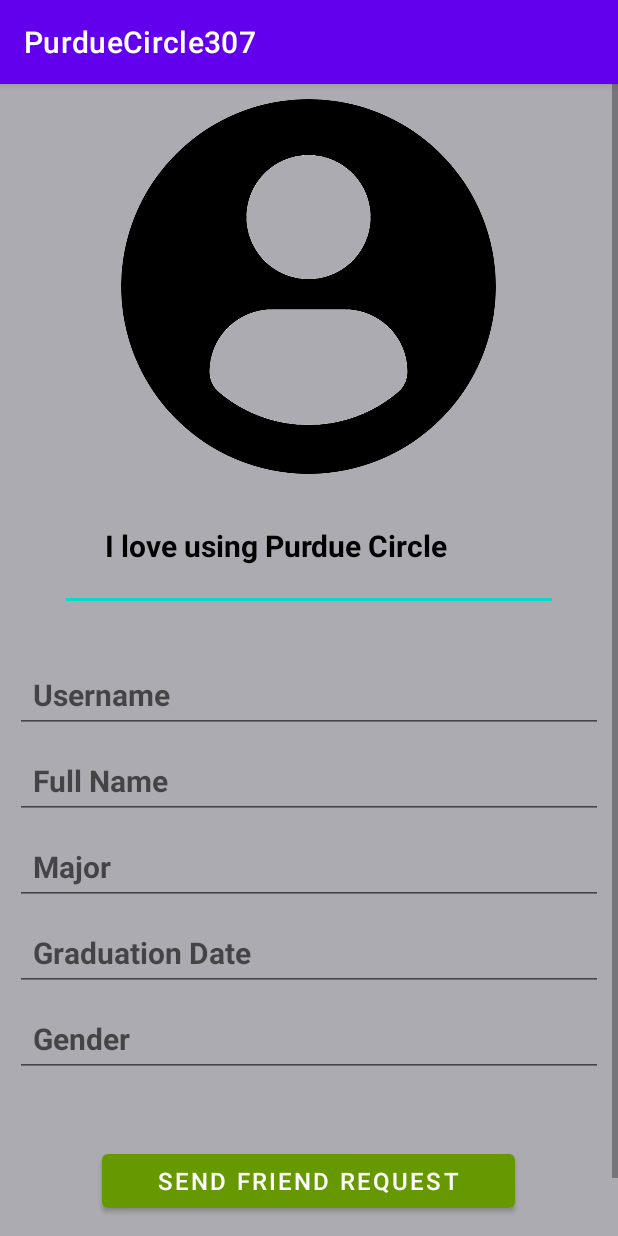
After one commit to aayuneema/PurdueCircle307, an Android app: the PersonProfileActivity screen opened directly, with no data from a screen before it, on a phone screen of 412 x 824 dp. The commit adds this screen. Run offline under Robolectric (Android 15) with nearby library versions, the phone set to English and light mode, and no system bars; our stand-ins replace CircleImageView, Firebase (no records; nobody signed in at launch, a user with empty details on screens opened directly); 1 statement that could not run was skipped.

Commit message:
created UI for friend requests and added basic visibility rules

```diff
--- a/app/src/main/AndroidManifest.xml
+++ b/app/src/main/AndroidManifest.xml
@@ -11,6 +11,9 @@
         android:roundIcon="@mipmap/ic_launcher_round"
         android:supportsRtl="true"
         android:theme="@style/Theme.PurdueCircle307">
+        <activity
+            android:name=".PersonProfileActivity"
+            android:exported="false" />
         <activity
             android:name=".CommentsActivity"
             android:exported="false" />
--- a/app/src/main/java/com/example/purduecircle307/FindFriendsActivity.java
+++ b/app/src/main/java/com/example/purduecircle307/FindFriendsActivity.java
@@ -5,7 +5,9 @@ import androidx.appcompat.app.AppCompatActivity;
 import androidx.recyclerview.widget.LinearLayoutManager;
 import androidx.recyclerview.widget.RecyclerView;
 
+import android.annotation.SuppressLint;
 import android.content.Context;
+import android.content.Intent;
 import android.os.Bundle;
 import android.view.LayoutInflater;
 import android.view.View;
@@ -74,11 +76,21 @@ public class FindFriendsActivity extends AppCompatActivity {
         FirebaseRecyclerAdapter<FindFriends, FindFriendsViewHolder> firebaseRecyclerAdapter =
                 new FirebaseRecyclerAdapter<FindFriends, FindFriendsViewHolder>(options) {
             @Override
-            protected void onBindViewHolder(@NonNull FindFriendsViewHolder holder, int position, @NonNull FindFriends model) {
+            protected void onBindViewHolder(@NonNull FindFriendsViewHolder holder, @SuppressLint("RecyclerView") int position, @NonNull FindFriends model) {
                 holder.userName.setText("@" + model.getUsername());
                 holder.bio.setText(model.getBio());
-                holder.setProfileImage(getApplicationContext(), model.getProfileImage());
                 Picasso.with(getApplicationContext()).load(model.getProfileImage()).placeholder(R.drawable.profile).into(holder.profileImage);
+
+                holder.mView.setOnClickListener(new View.OnClickListener() {
+                    @Override
+                    public void onClick(View view) {
+                        String visit_user_id = getRef(position).getKey();
+
+                        Intent profileIntent = new Intent(FindFriendsActivity.this, PersonProfileActivity.class);
+                        profileIntent.putExtra("visit_user_id", visit_user_id);
+                        startActivity(profileIntent);
+                    }
+                });
             }
 
             @NonNull
--- /dev/null
+++ b/app/src/main/java/com/example/purduecircle307/PersonProfileActivity.java
@@ -0,0 +1,105 @@
+package com.example.purduecircle307;
+
+import androidx.annotation.NonNull;
+import androidx.appcompat.app.AppCompatActivity;
+
+import android.os.Bundle;
+import android.view.View;
+import android.widget.Button;
+import android.widget.EditText;
+import android.widget.TextView;
+
+import com.google.firebase.auth.FirebaseAuth;
+import com.google.firebase.database.DataSnapshot;
+import com.google.firebase.database.DatabaseError;
+import com.google.firebase.database.DatabaseReference;
+import com.google.firebase.database.FirebaseDatabase;
+import com.google.firebase.database.ValueEventListener;
+
+import de.hdodenhof.circleimageview.CircleImageView;
+
+public class PersonProfileActivity extends AppCompatActivity {
+
+    private TextView  userName, userProfileName, userBio, userMajor, userGender, userGraduationDate;
+    private CircleImageView userProfileImage;
+
+    private DatabaseReference profileUserRef, UsersRef;
+    private FirebaseAuth mAuth;
+
+    private String senderUserId;
+    private String receiverUserId;
+    private String CURRENT_STATE;
+
+    private Button SendFriendRequestButton, CancelFriendRequestButton;
+
+    @Override
+    protected void onCreate(Bundle savedInstanceState) {
+        super.onCreate(savedInstanceState);
+        setContentView(R.layout.activity_person_profile);
+
+        mAuth = FirebaseAuth.getInstance();
+        senderUserId = mAuth.getCurrentUser().getUid();
+        receiverUserId = getIntent().getExtras().get("visit_user_id").toString();
+        UsersRef = FirebaseDatabase.getInstance().getReference().child("Users");
+
+        InitializeFields();
+
+        UsersRef.child(receiverUserId).addValueEventListener(new ValueEventListener() {
+            @Override
+            public void onDataChange(@NonNull DataSnapshot snapshot) {
+                if (snapshot.exists()) {
+                    String myUsername = snapshot.child("username").getValue().toString();
+                    String myName = snapshot.child("name").getValue().toString();
+                    String myBio = snapshot.child("bio").getValue().toString();
+                    String myMajor = snapshot.child("major").getValue().toString();
+                    String myGraduationDate = snapshot.child("graduationDate").getValue().toString();
+                    String myGender = snapshot.child("gender").getValue().toString();
+
+                    //Picasso.get().load(myProfileImage).placeholder(R.drawable.profile).into(userProfImage);
+                    userName.setText("@" + myUsername);
+                    userProfileName.setText(myName);
+                    userBio.setText(myBio);
+                    userMajor.setText("Major: " + myMajor);
+                    userGender.setText("Gender: " + myGender);
+                    userGraduationDate.setText("Graduation Date: " + myGraduationDate);
+                }
+
+            }
+
+            @Override
+            public void onCancelled(@NonNull DatabaseError error) {
+
+            }
+        });
+
+        CancelFriendRequestButton.setVisibility(View.INVISIBLE);
+        CancelFriendRequestButton.setEnabled(false );
+
+        if (!senderUserId.equals(receiverUserId)) {
+            SendFriendRequestButton.setOnClickListener(new View.OnClickListener() {
+                @Override
+                public void onClick(View view) {
+                    SendFriendRequestButton.setEnabled(false);
+                }
+            });
+        }
+        else {
+            CancelFriendRequestButton.setVisibility(View.INVISIBLE);
+            SendFriendRequestButton.setVisibility(View.INVISIBLE);
+        }
+    }
+
+    private void InitializeFields() {
+        userName = (TextView) findViewById(R.id.person_profile_username);
+        userProfileName = (TextView) findViewById(R.id.person_profile_full_name);
+        userBio = (TextView) findViewById(R.id.person_profile_status);
+        userMajor = (TextView) findViewById(R.id.person_profile_major);
+        userGender = (TextView) findViewById(R.id.person_profile_Gender);
+        userGraduationDate = (TextView) findViewById(R.id.person_profile_graduationDate);
+        userProfileImage = (CircleImageView) findViewById(R.id.person_profile_image);
+        SendFriendRequestButton = (Button) findViewById(R.id.person_send_friend_request_btn);
+        CancelFriendRequestButton = (Button) findViewById(R.id.person_cancel_friend_request_btn);
+
+        CURRENT_STATE = "not_friends";
+    }
+}
--- a/app/src/main/java/com/example/purduecircle307/PublicProfileActivity.java
+++ b/app/src/main/java/com/example/purduecircle307/PublicProfileActivity.java
@@ -5,6 +5,7 @@ import androidx.appcompat.app.AppCompatActivity;
 
 import android.os.Bundle;
 import android.widget.EditText;
+import android.widget.TextView;
 
 import com.google.firebase.auth.FirebaseAuth;
 import com.google.firebase.database.DataSnapshot;
@@ -17,7 +18,7 @@ import de.hdodenhof.circleimageview.CircleImageView;
 
 public class PublicProfileActivity extends AppCompatActivity {
 
-    private EditText userName, userProfileName, userBio, userDob, userMajor, userGender, userCountry, userGraduationDate;
+    private TextView userName, userProfileName, userBio, userDob, userMajor, userGender, userCountry, userGraduationDate;
     private CircleImageView userProfileImage;
 
     private DatabaseReference profileUserRef;
@@ -34,14 +35,12 @@ public class PublicProfileActivity extends AppCompatActivity {
         currentUserId = mAuth.getCurrentUser().getUid();
         profileUserRef = FirebaseDatabase.getInstance().getReference().child("Users").child(currentUserId);
 
-        userName = (EditText) findViewById(R.id.public_profile_username);
-        userProfileName = (EditText) findViewById(R.id.public_profile_full_name);
-        userBio = (EditText) findViewById(R.id.public_profile_status);
-        userDob = (EditText) findViewById(R.id.public_profile_dob);
-        userMajor = (EditText) findViewById(R.id.public_profile_major);
-        userGender = (EditText) findViewById(R.id.public_profile_Gender);
-        userCountry = (EditText) findViewById(R.id.public_profile_Country);
-        userGraduationDate = (EditText) findViewById(R.id.public_profile_graduationDate);
+        userName = (TextView) findViewById(R.id.public_profile_username);
+        userProfileName = (TextView) findViewById(R.id.public_profile_full_name);
+        userBio = (TextView) findViewById(R.id.public_profile_status);
+        userMajor = (TextView) findViewById(R.id.public_profile_major);
+        userGender = (TextView) findViewById(R.id.public_profile_Gender);
+        userGraduationDate = (TextView) findViewById(R.id.public_profile_graduationDate);
         userProfileImage = (CircleImageView) findViewById(R.id.public_profile_image);
 
 
--- /dev/null
+++ b/app/src/main/res/layout/activity_person_profile.xml
@@ -0,0 +1,142 @@
+<?xml version="1.0" encoding="utf-8"?>
+<RelativeLayout  xmlns:android="http://schemas.android.com/apk/res/android"
+    xmlns:app="http://schemas.android.com/apk/res-auto"
+    xmlns:tools="http://schemas.android.com/tools"
+    android:layout_width="match_parent"
+    android:layout_height="match_parent"
+    android:background="@color/material_dynamic_neutral70"
+    tools:context=".PersonProfileActivity">
+
+    <ScrollView
+        android:layout_width="match_parent"
+        android:layout_height="match_parent"
+        tools:ignore="SpeakableTextPresentCheck">
+
+        <RelativeLayout
+            android:layout_width="match_parent"
+            android:layout_height="match_parent">
+
+            <de.hdodenhof.circleimageview.CircleImageView
+                android:id="@+id/person_profile_image"
+                android:layout_width="250dp"
+                android:layout_height="250dp"
+                android:layout_alignParentTop="true"
+                android:layout_centerHorizontal="true"
+                android:layout_marginTop="10dp"
+                android:src="@drawable/profile" />
+
+            <EditText
+                android:id="@+id/person_profile_status"
+                android:layout_width="match_parent"
+                android:layout_height="match_parent"
+                android:text="I love using Purdue Circle"
+                android:layout_below="@id/person_profile_image"
+                android:layout_marginLeft="40dp"
+                android:layout_marginTop="4dp"
+                android:layout_marginRight="40dp"
+                android:hint="Bio"
+                android:padding="30dp"
+                android:textColor="@android:color/background_dark"
+                android:textSize="20sp"
+                android:textStyle="bold"
+                />
+
+            <EditText
+                android:id="@+id/person_profile_username"
+                android:layout_width="match_parent"
+                android:layout_height="match_parent"
+                android:layout_below="@id/person_profile_status"
+                android:layout_marginLeft="10dp"
+                android:layout_marginTop="30dp"
+                android:layout_marginRight="10dp"
+                android:hint="Username"
+                android:padding="12dp"
+                android:textColor="@android:color/background_dark"
+                android:textSize="20sp"
+                android:textStyle="bold"
+                />
+
+            <EditText
+                android:id="@+id/person_profile_full_name"
+                android:layout_width="match_parent"
+                android:layout_height="match_parent"
+                android:layout_below="@id/person_profile_username"
+                android:layout_marginLeft="10dp"
+                android:layout_marginTop="6dp"
+                android:layout_marginRight="10dp"
+                android:hint="Full Name"
+                android:padding="12dp"
+                android:textColor="@android:color/background_dark"
+                android:textSize="20sp"
+                android:textStyle="bold" />
+
+            <EditText
+                android:id="@+id/person_profile_major"
+                android:layout_width="match_parent"
+                android:layout_height="match_parent"
+                android:layout_below="@+id/person_profile_full_name"
+                android:layout_marginLeft="10dp"
+                android:layout_marginTop="6dp"
+                android:layout_marginRight="10dp"
+                android:hint="Major"
+                android:padding="12dp"
+                android:textColor="@android:color/background_dark"
+                android:textSize="20sp"
+                android:textStyle="bold" />
+
+            <EditText
+                android:id="@+id/person_profile_graduationDate"
+                android:layout_width="match_parent"
+                android:layout_height="match_parent"
+                android:layout_below="@+id/person_profile_major"
+                android:layout_marginLeft="10dp"
+                android:layout_marginTop="6dp"
+                android:layout_marginRight="10dp"
+                android:hint="Graduation Date"
+                android:padding="12dp"
+                android:textColor="@android:color/background_dark"
+                android:textSize="20sp"
+                android:textStyle="bold" />
+
+            <EditText
+                android:id="@+id/person_profile_Gender"
+                android:layout_width="match_parent"
+                android:layout_height="match_parent"
+                android:layout_below="@+id/person_profile_graduationDate"
+                android:layout_marginLeft="10dp"
+                android:layout_marginTop="6dp"
+                android:layout_marginRight="10dp"
+                android:hint="Gender"
+                android:padding="12dp"
+                android:textColor="@android:color/background_dark"
+                android:textSize="20sp"
+                android:textStyle="bold" />
+
+            <Button
+                android:id="@+id/person_send_friend_request_btn"
+                android:layout_width="275dp"
+                android:layout_height="wrap_content"
+                android:layout_below="@id/person_profile_Gender"
+                android:layout_marginTop="45dp"
+                android:text="Send Friend Request"
+                android:textSize="16sp"
+                app:background="@android:color/holo_green_dark"
+                app:backgroundTint="@android:color/holo_green_dark"
+                android:layout_centerHorizontal="true"/>
+
+            <Button
+                android:id="@+id/person_cancel_friend_request_btn"
+                android:layout_width="275dp"
+                android:layout_height="wrap_content"
+                android:layout_below="@id/person_send_friend_request_btn"
+                android:layout_marginTop="5dp"
+                android:text="Cancel Friend Request"
+                android:textSize="16sp"
+                app:background="@android:color/holo_red_dark"
+                app:backgroundTint="@android:color/holo_red_dark"
+                android:layout_centerHorizontal="true"/>
+
+        </RelativeLayout>
+    </ScrollView>
+
+</RelativeLayout>
```
